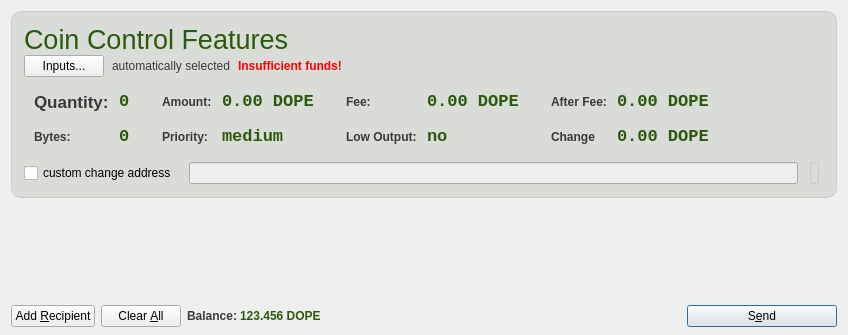
This is src/qt/forms/sendcoinsdialog.ui in dopecoin-dev/DopeCoinV3 as Qt 5 draws it before an edit. The edited form follows.
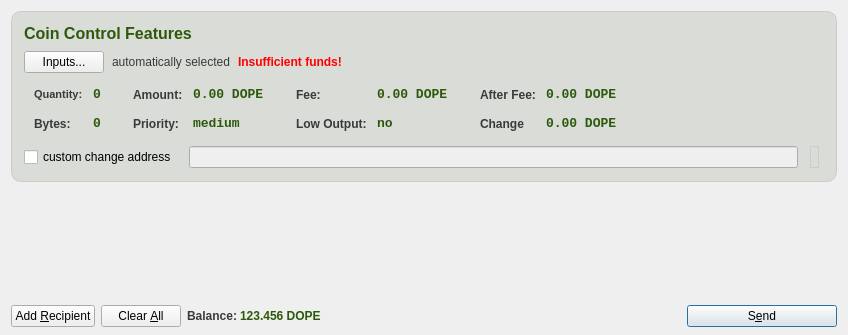
This is the edited form. Icons and pictures are not drawn.

What changed in the file:
```diff
--- a/src/qt/forms/sendcoinsdialog.ui
+++ b/src/qt/forms/sendcoinsdialog.ui
@@ -6,7 +6,7 @@
    <rect>
     <x>0</x>
     <y>0</y>
-    <width>837</width>
+    <width>846</width>
     <height>335</height>
    </rect>
   </property>
@@ -42,7 +42,7 @@
      </property>
      <layout class="QVBoxLayout" name="verticalLayoutCoinControl2" stretch="0">
       <property name="spacing">
-       <number>-1</number>
+       <number>6</number>
       </property>
       <property name="leftMargin">
        <number>12</number>
@@ -73,7 +73,7 @@
            <number>12</number>
           </property>
           <property name="bottomMargin">
-           <number>0</number>
+           <number>8</number>
           </property>
           <item>
            <widget class="QLabel" name="labelCoinControlFeatures">
@@ -85,9 +85,10 @@
             </property>
             <property name="font">
              <font>
-              <pointsize>20</pointsize>
-              <weight>50</weight>
-              <bold>false</bold>
+              <pointsize>12</pointsize>
+              <weight>75</weight>
+              <italic>false</italic>
+              <bold>true</bold>
              </font>
             </property>
             <property name="styleSheet">
@@ -227,7 +228,7 @@
                 <widget class="QLabel" name="labelCoinControlQuantityText">
                  <property name="font">
                   <font>
-                   <pointsize>13</pointsize>
+                   <pointsize>8</pointsize>
                    <weight>75</weight>
                    <bold>true</bold>
                   </font>
@@ -251,7 +252,7 @@
                  <property name="font">
                   <font>
                    <family>Monospace</family>
-                   <pointsize>13</pointsize>
+                   <pointsize>10</pointsize>
                    <weight>75</weight>
                    <bold>true</bold>
                    <kerning>true</kerning>
@@ -301,7 +302,7 @@
                  <property name="font">
                   <font>
                    <family>Monospace</family>
-                   <pointsize>13</pointsize>
+                   <pointsize>10</pointsize>
                    <weight>75</weight>
                    <bold>true</bold>
                   </font>
@@ -366,7 +367,7 @@
                  <property name="font">
                   <font>
                    <family>Monospace</family>
-                   <pointsize>13</pointsize>
+                   <pointsize>10</pointsize>
                    <weight>75</weight>
                    <bold>true</bold>
                   </font>
@@ -409,7 +410,7 @@
                  <property name="font">
                   <font>
                    <family>Monospace</family>
-                   <pointsize>13</pointsize>
+                   <pointsize>10</pointsize>
                    <weight>75</weight>
                    <bold>true</bold>
                   </font>
@@ -474,7 +475,7 @@
                  <property name="font">
                   <font>
                    <family>Monospace</family>
-                   <pointsize>13</pointsize>
+                   <pointsize>10</pointsize>
                    <weight>75</weight>
                    <bold>true</bold>
                   </font>
@@ -517,7 +518,7 @@
                  <property name="font">
                   <font>
                    <family>Monospace</family>
-                   <pointsize>13</pointsize>
+                   <pointsize>10</pointsize>
                    <weight>75</weight>
                    <bold>true</bold>
                   </font>
@@ -582,7 +583,7 @@
                  <property name="font">
                   <font>
                    <family>Monospace</family>
-                   <pointsize>13</pointsize>
+                   <pointsize>10</pointsize>
                    <weight>75</weight>
                    <bold>true</bold>
                   </font>
@@ -625,7 +626,7 @@
                  <property name="font">
                   <font>
                    <family>Monospace</family>
-                   <pointsize>13</pointsize>
+                   <pointsize>10</pointsize>
                    <weight>75</weight>
                    <bold>true</bold>
                   </font>
@@ -752,8 +753,8 @@
        <rect>
         <x>0</x>
         <y>0</y>
-        <width>813</width>
-        <height>77</height>
+        <width>828</width>
+        <height>100</height>
        </rect>
       </property>
       <property name="styleSheet">
```
Left out of the diff: 33 changed lines with no effect on the pictures.
